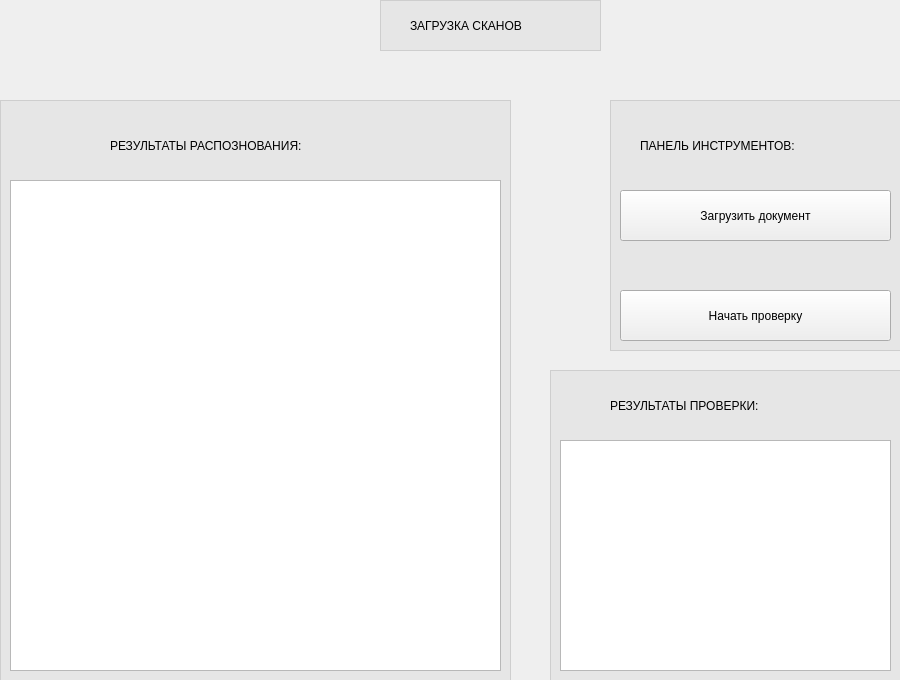
First picture: the form in gui/ui/base.ui, repository kyrvvwfzhy-code/innovation_proposal_checking, before the edit.
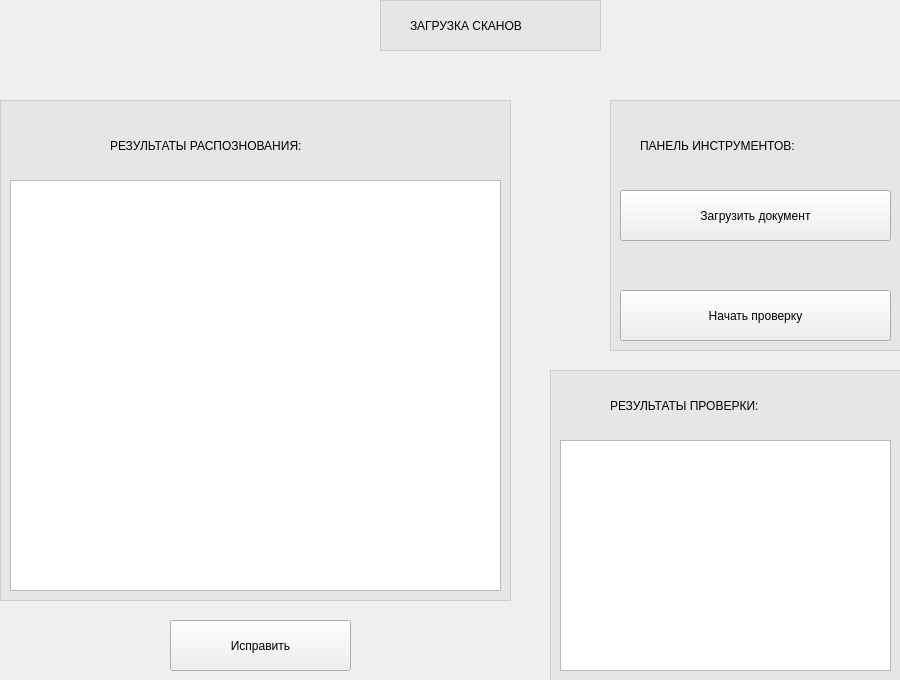
Second picture: the form after the edit.

What changed in the file:
```diff
--- a/gui/ui/base.ui
+++ b/gui/ui/base.ui
@@ -32,7 +32,7 @@
      <x>10</x>
      <y>180</y>
      <width>491</width>
-     <height>491</height>
+     <height>411</height>
     </rect>
    </property>
   </widget>
@@ -142,7 +142,7 @@
      <x>0</x>
      <y>100</y>
      <width>511</width>
-     <height>581</height>
+     <height>501</height>
     </rect>
    </property>
    <property name="styleSheet">
@@ -219,6 +219,19 @@
     <enum>QFrame::Raised</enum>
    </property>
   </widget>
+  <widget class="QPushButton" name="pushButton_3">
+   <property name="geometry">
+    <rect>
+     <x>170</x>
+     <y>620</y>
+     <width>181</width>
+     <height>51</height>
+    </rect>
+   </property>
+   <property name="text">
+    <string>Исправить</string>
+   </property>
+  </widget>
   <zorder>frame_4</zorder>
   <zorder>frame_3</zorder>
   <zorder>frame_2</zorder>
```
Left out of the diff: 1 changed line with no effect on the pictures.
